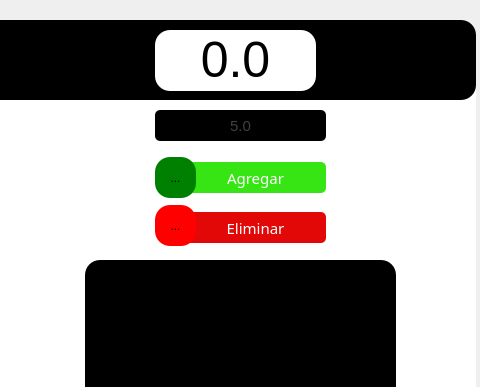
Before: the Qt Designer form notes_aplicacion/notes_2.ui in MiguelWow31/Notes, drawn with Qt 5; both pictures show x 115 to 595 and y 0 to 387 of the 700 by 577 pixel window.
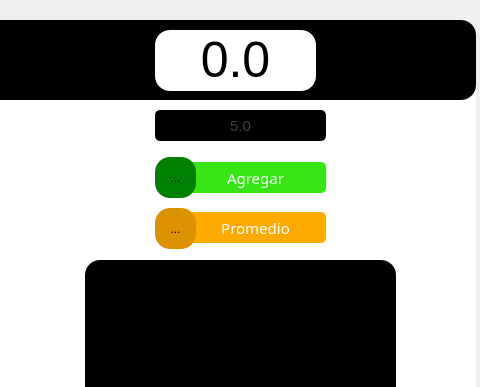
After: the same form once the commit is applied. Icons and pictures are not drawn.

Diff of the .ui file:
```diff
--- a/notes_aplicacion/notes_2.ui
+++ b/notes_aplicacion/notes_2.ui
@@ -66,7 +66,7 @@
 }
 
 #eliminar {
-background-color: #E20808;
+background-color: rgb(255, 170, 0);
 border-radius: 5px;
 color: white;
 font-size: 15px;
@@ -74,7 +74,7 @@
 }
 
 #eliminar:hover{
-background-color: #C10404;
+background-color: rgb(236, 157, 0);
 }
 
 #lista {
@@ -91,7 +91,10 @@
 background-color: red;
 }
 
-
+#promedio {
+background-color: rgb(221, 147, 0);
+border-radius: 15px;
+}
 </string>
   </property>
   <widget class="QFrame" name="frame">
@@ -217,7 +220,7 @@
      </font>
     </property>
     <property name="text">
-     <string>Eliminar</string>
+     <string>Promedio</string>
     </property>
    </widget>
    <widget class="QListWidget" name="lista">
@@ -253,11 +256,11 @@
      </size>
     </property>
    </widget>
-   <widget class="QToolButton" name="icono_eliminar">
+   <widget class="QToolButton" name="promedio">
     <property name="geometry">
      <rect>
       <x>180</x>
-      <y>185</y>
+      <y>188</y>
       <width>41</width>
       <height>41</height>
      </rect>
@@ -267,11 +270,11 @@
     </property>
     <property name="icon">
      <iconset resource="recursos.qrc">
-      <normaloff>:/path/imagenes/nota_eliminar.ico</normaloff>:/path/imagenes/nota_eliminar.ico</iconset>
+      <normaloff>:/path/imagenes/promedio.ico</normaloff>:/path/imagenes/promedio.ico</iconset>
     </property>
     <property name="iconSize">
      <size>
-      <width>40</width>
+      <width>30</width>
       <height>35</height>
      </size>
     </property>
```
